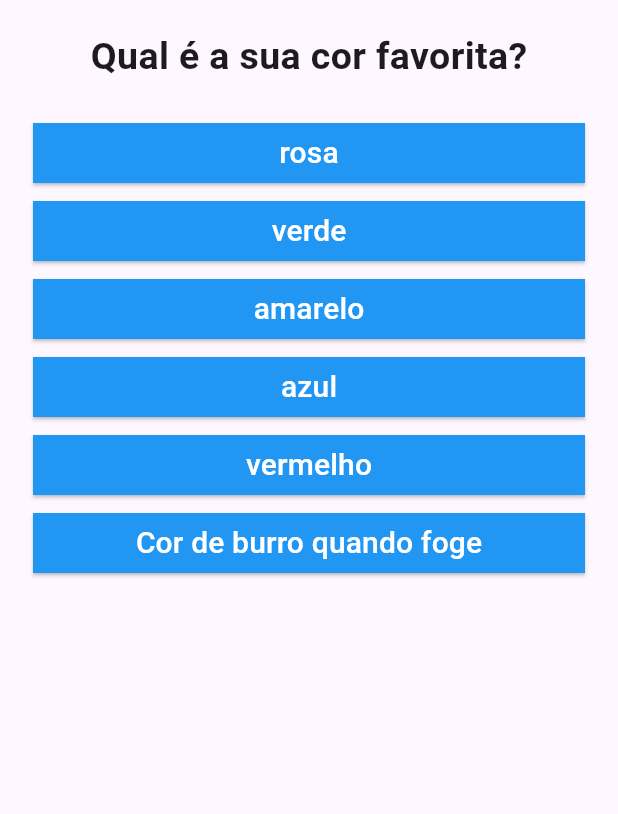
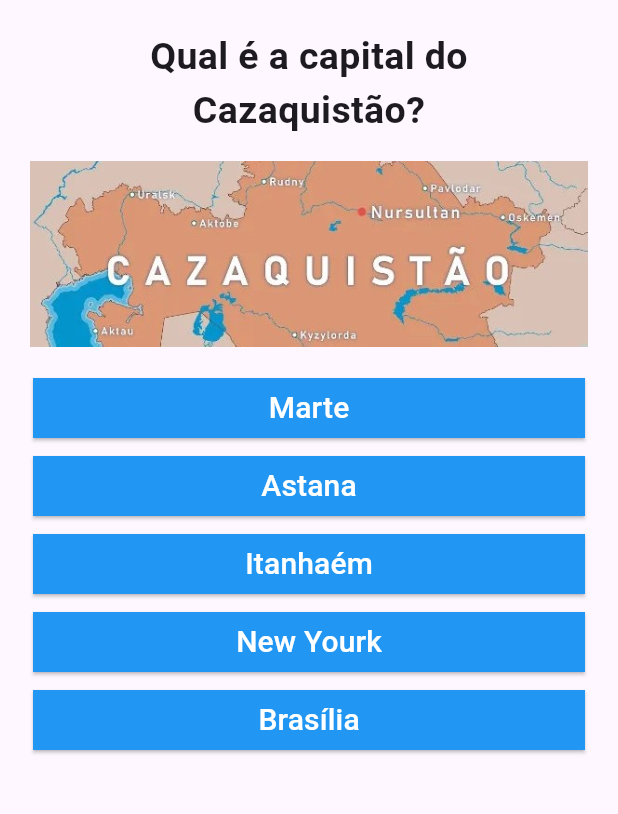
Before and after one commit to MateusDeFreitas/questoes-dart, a Flutter app: the screen it shows after launch, on a phone screen of 412 x 824 dp, the part 120-934 px from its top. Run offline on Flutter 3.47's test engine with Material 3 defaults, Android fonts, the phone set to English and light mode, and no system bars.

```diff
--- a/lib/botoes.dart
+++ b/lib/botoes.dart
@@ -1,10 +1,11 @@
 import 'package:flutter/material.dart';
 
 class Botoes extends StatelessWidget {
-  const Botoes({required this.resp, required this.txt ,super.key});
+  const Botoes({required this.resp, required this.txt, required this.ponto, super.key});
 
-  final void Function(String) resp;
+  final void Function(String, int) resp;
   final String txt;
+  final int ponto;
 
   @override
   Widget build(BuildContext context) {
@@ -13,7 +14,7 @@ class Botoes extends StatelessWidget {
       child: SizedBox(
         width: double.infinity,
         child: ElevatedButton(
-          onPressed: () => resp(txt),
+          onPressed: () => resp(txt, ponto),
           style: ElevatedButton.styleFrom(
             backgroundColor: Colors.blue,
             foregroundColor: Colors.white,
--- a/lib/dados.dart
+++ b/lib/dados.dart
@@ -1,16 +1,81 @@
-import 'pergunta_respostas.dart';
+import './pergunta_respostas.dart';
+
+
 
 final List<PerguntaRespostas> perguntasRespostas = [
+
   PerguntaRespostas(
-    pergunta: 'Qual é a sua cor favorita?',
-    respostas: ['rosa','verde','amarelo','azul','vermelho','Cor de burro quando foge'],
+
+    pergunta: 'Qual é a capital do Cazaquistão?',
+
+    imagem: 'cazaquistao.jpg',
+
+    respostas: [
+
+      {'r': 'Brasília', 'p': 0},
+
+      {'r': 'New Yourk', 'p': 0},
+
+      {'r': 'Itanhaém', 'p': 0},
+
+      {'r': 'Astana', 'p': 5},
+
+      {'r': 'Marte', 'p': 0},
+
+    ],
+
   ),
+
   PerguntaRespostas(
-    pergunta: 'Qual o seu animal favorito?',
-    respostas: ['Gato','Cão','Ave','Porco','Ornitorrinco'],
+
+    pergunta: 'O que significa o ditado "Nem tudo que reluz é ouro!"?',
+
+    imagem: 'ouro.png',
+
+    respostas: [
+
+      {'r': 'A luz não é de ouro', 'p': 0},
+
+      {'r': 'Um vagalume não é de ouro', 'p': 0},
+
+      {'r': 'A Lua é de prata', 'p': 0},
+
+      {'r': 'Não vai chover amanhã', 'p': 0},
+
+      {'r': 'Não faço a menor ideia', 'p': 0},
+
+      {'r': 'Que nem tudo que reluz é ouro', 'p': 1},
+
+    ],
+
   ),
+
   PerguntaRespostas(
-    pergunta: 'Qual é o seu time?',
-    respostas: ['Palmeiras','Corinthians','São Paulo','Santos','Arranca Toco F.C.'],
+
+    pergunta: 'Quem foi Igor Brown Swartzman?',
+
+    imagem: 'misterioso.jpg',
+
+    respostas: [
+
+      {'r': 'Um astronauta', 'p': 0},
+
+      {'r': 'Um escritor', 'p': 0},
+
+      {'r': 'Um músico', 'p': 0},
+
+      {'r': 'Um professor da Fatec', 'p': 0},
+
+      {'r': 'Um lunático', 'p': 0},
+
+      {'r': 'Ninguém', 'p': 4},
+
+      {'r': 'Um maquinista de trem', 'p': 0},
+
+      {'r': 'Presidente do Azerbaijão', 'p': 0},
+
+    ],
+
   ),
+
 ];
--- a/lib/lista_perguntas.dart
+++ b/lib/lista_perguntas.dart
@@ -5,7 +5,7 @@ import './botoes.dart';
 class ListaPerguntas extends StatelessWidget {
   final int indicePergunta;
   final List<PerguntaRespostas> perguntas;
-  final void Function(String) responder;
+  final void Function(String, int) responder;
 
   const ListaPerguntas({
     super.key,
@@ -17,16 +17,28 @@ class ListaPerguntas extends StatelessWidget {
   @override
   Widget build(BuildContext context) {
     final perguntaAtual = perguntas[indicePergunta];
+    perguntaAtual.respostas.shuffle();
 
     return Column(
       children: [
         Text(
           perguntaAtual.pergunta,
+          textAlign: TextAlign.center,
           style: TextStyle(fontSize: 25, fontWeight: FontWeight.bold),
         ),
-        SizedBox(height: 20),
+        Padding(
+          padding: const EdgeInsets.symmetric(vertical: 15),
+          child: Image.asset(
+            'assets/images/${perguntaAtual.imagem}',
+            width: double.infinity,
+          ),
+        ),
         ...perguntaAtual.respostas.map(
-          (textoBotao) => Botoes(resp: responder, txt: textoBotao)
+          (resposta) => Botoes(
+            resp: responder,
+            txt: resposta['r'],
+            ponto: resposta['p'],
+          ),
         ),
       ],
     );
--- a/lib/main.dart
+++ b/lib/main.dart
@@ -32,10 +32,18 @@ class HomeState extends State<Home>  {
   final dados = perguntasRespostas;
   List respostas = [];
   var indicePergunta = 0;
+  var totalPontos = 0;
 
-  void responder(String r) {
+  @override
+  void initState() {
+    super.initState();
+    perguntasRespostas.shuffle();
+  }
+
+  void responder(String r, int ponto) {
     String p = dados[indicePergunta].pergunta;
-    respostas.add({'pergunta': p, 'resposta': r});
+    respostas.add({'pergunta': p, 'resposta': r, 'ponto': ponto});
+    totalPontos += ponto;
     indicePergunta++;
     setState(() {});
   }
@@ -43,7 +51,9 @@ class HomeState extends State<Home>  {
   void reiniciar() {
     setState(() {
       indicePergunta = 0;
+      totalPontos = 0;
       respostas = [];
+      perguntasRespostas.shuffle();
     });
   }
 
@@ -71,7 +81,7 @@ class HomeState extends State<Home>  {
               perguntas: dados,
               responder: responder,
             )
-          : Resultado(respostas, reiniciar),
+          : Resultado(respostas, reiniciar, totalPontos),
       ),
     );
   }
--- a/lib/pergunta_respostas.dart
+++ b/lib/pergunta_respostas.dart
@@ -1,9 +1,11 @@
 class PerguntaRespostas {
   final String pergunta;
-  final List<String> respostas;
+  final String imagem;
+  final List<Map<String, dynamic>> respostas;
 
   PerguntaRespostas({
     required this.pergunta,
+    required this.imagem,
     required this.respostas
   });
 }
--- a/pubspec.yaml
+++ b/pubspec.yaml
@@ -51,6 +51,8 @@ dev_dependencies:
 
 # The following section is specific to Flutter packages.
 flutter:
+  assets:
+    - assets/images/
 
   # The following line ensures that the Material Icons font is
   # included with your application, so that you can use the icons in
```
Also changed, not shown: lib/itens.dart (+11 -6 lines), lib/resultado.dart (+24 -1 lines), assets/images/cazaquistao.jpg (added), assets/images/misterioso.jpg (added), assets/images/ouro.png (added). Lines whose indentation alone changed are shown as unchanged.
